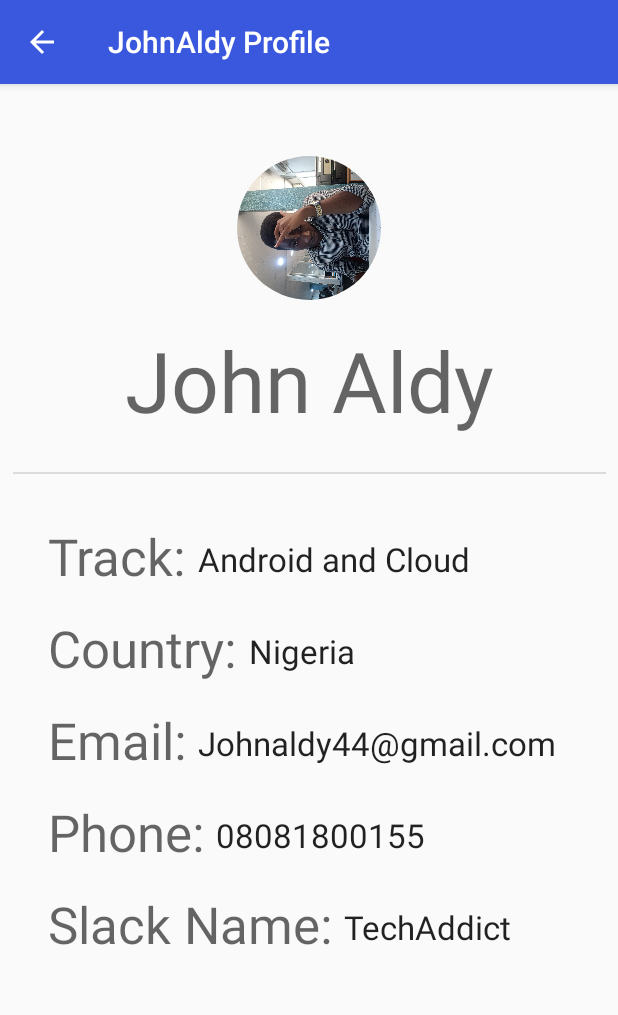
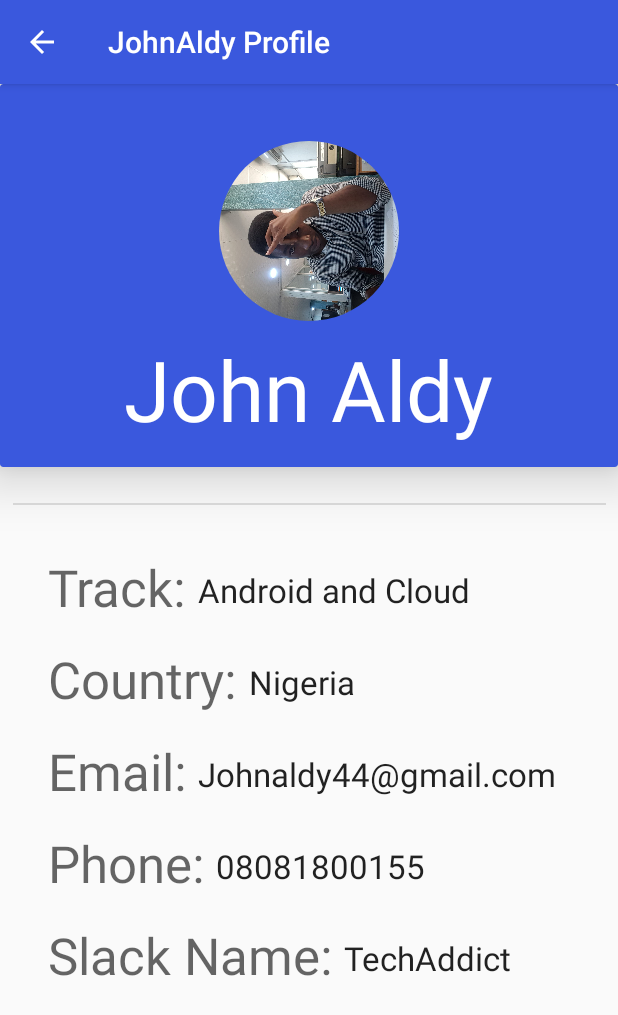
Before and after one commit to Johnaldy/ALCChallenge10, an Android app: the MeetJohnaldy screen opened directly, with no data from a screen before it, on a phone screen of 412 x 824 dp. Shown: the top 1015 px of the screen. Run offline under Robolectric (Android 15) with nearby library versions, the phone set to English and light mode, and no system bars; our stand-ins replace CircleImageView.

```diff
--- /dev/null
+++ b/app/src/main/res/drawable/ic_local_florist_black_24dp.xml
@@ -0,0 +1,5 @@
+<vector android:autoMirrored="true" android:height="24dp"
+    android:tint="#1474F4" android:viewportHeight="24.0"
+    android:viewportWidth="24.0" android:width="24dp" xmlns:android="http://schemas.android.com/apk/res/android">
+    <path android:fillColor="#FF000000" android:pathData="M12,22c4.97,0 9,-4.03 9,-9 -4.97,0 -9,4.03 -9,9zM5.6,10.25c0,1.38 1.12,2.5 2.5,2.5 0.53,0 1.01,-0.16 1.42,-0.44l-0.02,0.19c0,1.38 1.12,2.5 2.5,2.5s2.5,-1.12 2.5,-2.5l-0.02,-0.19c0.4,0.28 0.89,0.44 1.42,0.44 1.38,0 2.5,-1.12 2.5,-2.5 0,-1 -0.59,-1.85 -1.43,-2.25 0.84,-0.4 1.43,-1.25 1.43,-2.25 0,-1.38 -1.12,-2.5 -2.5,-2.5 -0.53,0 -1.01,0.16 -1.42,0.44l0.02,-0.19C14.5,2.12 13.38,1 12,1S9.5,2.12 9.5,3.5l0.02,0.19c-0.4,-0.28 -0.89,-0.44 -1.42,-0.44 -1.38,0 -2.5,1.12 -2.5,2.5 0,1 0.59,1.85 1.43,2.25 -0.84,0.4 -1.43,1.25 -1.43,2.25zM12,5.5c1.38,0 2.5,1.12 2.5,2.5s-1.12,2.5 -2.5,2.5S9.5,9.38 9.5,8s1.12,-2.5 2.5,-2.5zM3,13c0,4.97 4.03,9 9,9 0,-4.97 -4.03,-9 -9,-9z"/>
+</vector>
--- a/app/src/main/res/layout/activity_meet_johnaldy.xml
+++ b/app/src/main/res/layout/activity_meet_johnaldy.xml
@@ -3,14 +3,60 @@
 <ScrollView xmlns:android="http://schemas.android.com/apk/res/android"
     xmlns:app="http://schemas.android.com/apk/res-auto"
     xmlns:tools="http://schemas.android.com/tools"
-    android:layout_width="wrap_content"
-    android:layout_height="wrap_content">
+    android:layout_width="match_parent"
+    android:layout_height="match_parent">
 
     <androidx.constraintlayout.widget.ConstraintLayout
         android:layout_width="match_parent"
         android:layout_height="wrap_content"
         tools:context=".MeetJohnaldy">
 
+        <androidx.cardview.widget.CardView
+            android:id="@+id/cardview"
+            android:layout_width="match_parent"
+            android:layout_height="255dp"
+            app:cardBackgroundColor="@color/colorPrimary"
+            tools:ignore="MissingConstraints"
+            app:cardElevation="20dp">
+
+            <LinearLayout
+                android:layout_width="match_parent"
+                android:layout_height="wrap_content"
+                android:layout_marginTop="38dp"
+                android:orientation="vertical">
+
+                <de.hdodenhof.circleimageview.CircleImageView
+                    android:id="@+id/imageView"
+                    android:layout_width="120dp"
+                    android:layout_height="120dp"
+                    android:layout_gravity="center"
+                    android:src="@drawable/newpix"
+                    android:rotation="270"/>
+
+                <TextView
+                    android:id="@+id/full_name"
+                    android:layout_width="wrap_content"
+                    android:layout_height="wrap_content"
+                    android:layout_gravity="center_horizontal"
+                    android:layout_marginTop="8dp"
+                    android:text="@string/name"
+                    android:textAppearance="@style/TextAppearance.AppCompat.Display3"
+                    android:textColor="#ffffff"
+                    app:layout_constraintTop_toBottomOf="@+id/imageView" />
+            </LinearLayout>
+        </androidx.cardview.widget.CardView>
+
+        <View
+            android:id="@+id/divider"
+            android:layout_width="395dp"
+            android:layout_height="1dp"
+            android:layout_marginStart="32dp"
+            android:layout_marginTop="24dp"
+            android:layout_marginEnd="32dp"
+            android:background="?android:attr/listDivider"
+            app:layout_constraintEnd_toEndOf="parent"
+            app:layout_constraintStart_toStartOf="parent"
+            app:layout_constraintTop_toBottomOf="@+id/cardview" />
 
         <TextView
             android:id="@+id/textView5"
@@ -56,42 +102,6 @@
             app:layout_constraintStart_toEndOf="@+id/email"
             app:layout_constraintTop_toBottomOf="@+id/country" />
 
-        <de.hdodenhof.circleimageview.CircleImageView
-            android:id="@+id/imageView"
-            android:layout_width="96dp"
-            android:layout_height="96dp"
-            android:layout_marginStart="169dp"
-            android:layout_marginTop="48dp"
-            android:layout_marginEnd="170dp"
-            android:src="@drawable/newpix"
-            app:layout_constraintEnd_toEndOf="parent"
-            app:layout_constraintStart_toStartOf="parent"
-            app:layout_constraintTop_toTopOf="parent" />
-
-        <TextView
-            android:id="@+id/full_name"
-            android:layout_width="wrap_content"
-            android:layout_height="wrap_content"
-            android:layout_marginStart="176dp"
-            android:layout_marginTop="16dp"
-            android:layout_marginEnd="176dp"
-            android:text="@string/name"
-            android:textAppearance="@style/TextAppearance.AppCompat.Display3"
-            app:layout_constraintEnd_toEndOf="parent"
-            app:layout_constraintStart_toStartOf="parent"
-            app:layout_constraintTop_toBottomOf="@+id/imageView" />
-
-        <View
-            android:id="@+id/divider"
-            android:layout_width="395dp"
-            android:layout_height="1dp"
-            android:layout_marginStart="32dp"
-            android:layout_marginTop="24dp"
-            android:layout_marginEnd="32dp"
-            android:background="?android:attr/listDivider"
-            app:layout_constraintEnd_toEndOf="parent"
-            app:layout_constraintStart_toStartOf="parent"
-            app:layout_constraintTop_toBottomOf="@+id/full_name" />
 
         <TextView
             android:id="@+id/track"
```
Also changed, not shown: app/src/main/res/drawable/newpix.jpg.
